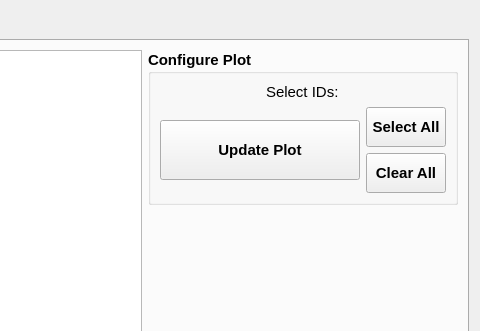
The window that helmholtz/gui/ui/resultsdialog.ui (lnls-ima/helmholtz-coil-control) describes before a commit, drawn with Qt 5; both pictures show x 828 to 1308 and y 0 to 331 of the 1308 by 797 pixel window.
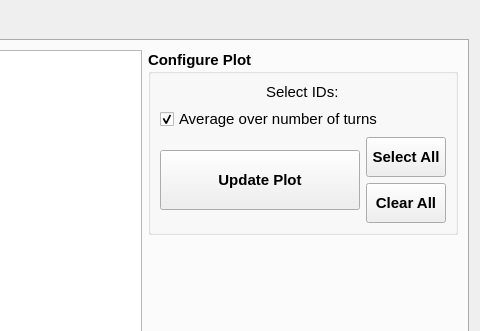
The same window after the commit. The open tabs and pages were chosen to show the change. Custom widgets are drawn as their Qt base class.

Commit message: Adding integrated voltage plot to results dialog

```diff
--- a/helmholtz/gui/ui/resultsdialog.ui
+++ b/helmholtz/gui/ui/resultsdialog.ui
@@ -596,6 +596,25 @@
           <string>Configure Plot</string>
          </property>
          <layout class="QGridLayout" name="gridLayout_7">
+          <item row="2" column="0" rowspan="2">
+           <widget class="QPushButton" name="pbt_update_plot_iv">
+            <property name="minimumSize">
+             <size>
+              <width>200</width>
+              <height>60</height>
+             </size>
+            </property>
+            <property name="font">
+             <font>
+              <weight>75</weight>
+              <bold>true</bold>
+             </font>
+            </property>
+            <property name="text">
+             <string>Update Plot</string>
+            </property>
+           </widget>
+          </item>
           <item row="0" column="0" colspan="2">
            <layout class="QHBoxLayout" name="hlt_select_ids">
             <item>
@@ -619,45 +638,7 @@
             </item>
            </layout>
           </item>
-          <item row="1" column="0" rowspan="2">
-           <widget class="QPushButton" name="pbt_update_plot_iv">
-            <property name="minimumSize">
-             <size>
-              <width>200</width>
-              <height>60</height>
-             </size>
-            </property>
-            <property name="font">
-             <font>
-              <weight>75</weight>
-              <bold>true</bold>
-             </font>
-            </property>
-            <property name="text">
-             <string>Update Plot</string>
-            </property>
-           </widget>
-          </item>
-          <item row="1" column="1">
-           <widget class="QPushButton" name="pbt_select_all">
-            <property name="minimumSize">
-             <size>
-              <width>0</width>
-              <height>40</height>
-             </size>
-            </property>
-            <property name="font">
-             <font>
-              <weight>75</weight>
-              <bold>true</bold>
-             </font>
-            </property>
-            <property name="text">
-             <string>Select All</string>
-            </property>
-           </widget>
-          </item>
-          <item row="2" column="1">
+          <item row="3" column="1">
            <widget class="QPushButton" name="pbt_clear_all">
             <property name="minimumSize">
              <size>
@@ -676,6 +657,44 @@
             </property>
            </widget>
           </item>
+          <item row="2" column="1">
+           <widget class="QPushButton" name="pbt_select_all">
+            <property name="minimumSize">
+             <size>
+              <width>0</width>
+              <height>40</height>
+             </size>
+            </property>
+            <property name="font">
+             <font>
+              <weight>75</weight>
+              <bold>true</bold>
+             </font>
+            </property>
+            <property name="text">
+             <string>Select All</string>
+            </property>
+           </widget>
+          </item>
+          <item row="1" column="0" colspan="2">
+           <widget class="QCheckBox" name="chb_avg">
+            <property name="enabled">
+             <bool>true</bool>
+            </property>
+            <property name="font">
+             <font>
+              <weight>50</weight>
+              <bold>false</bold>
+             </font>
+            </property>
+            <property name="text">
+             <string>Average over number of turns</string>
+            </property>
+            <property name="checked">
+             <bool>true</bool>
+            </property>
+           </widget>
+          </item>
          </layout>
         </widget>
        </item>
```
Left out of the diff: 4 changed lines with no effect on the pictures. The commit also changes 4 other files.
